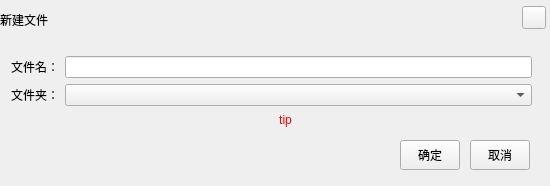
Above: ChainIDE/popwidget/NewFileDialog.ui from HcashOrg/HX-IDE before the change. Below: the same form after it.
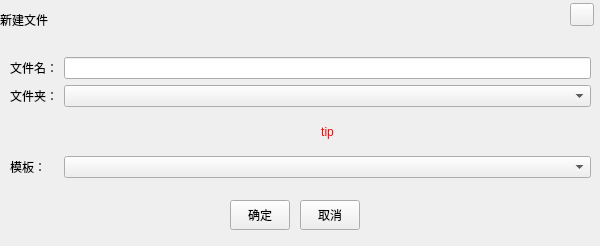
That is the form after the change.

Commit message: add template choose

What changed in the file:
```diff
--- a/ChainIDE/popwidget/NewFileDialog.ui
+++ b/ChainIDE/popwidget/NewFileDialog.ui
@@ -6,8 +6,8 @@
    <rect>
     <x>0</x>
     <y>0</y>
-    <width>550</width>
-    <height>186</height>
+    <width>600</width>
+    <height>246</height>
    </rect>
   </property>
   <property name="windowTitle">
@@ -18,7 +18,7 @@
     <rect>
      <x>0</x>
      <y>0</y>
-     <width>550</width>
+     <width>600</width>
      <height>40</height>
     </rect>
    </property>
@@ -29,8 +29,8 @@
   <widget class="QToolButton" name="closeBtn">
    <property name="geometry">
     <rect>
-     <x>522</x>
-     <y>6</y>
+     <x>570</x>
+     <y>3</y>
      <width>24</width>
      <height>23</height>
     </rect>
@@ -45,8 +45,8 @@
   <widget class="QToolButton" name="okBtn">
    <property name="geometry">
     <rect>
-     <x>400</x>
-     <y>140</y>
+     <x>230</x>
+     <y>200</y>
      <width>60</width>
      <height>30</height>
     </rect>
@@ -58,8 +58,8 @@
   <widget class="QToolButton" name="cancelBtn">
    <property name="geometry">
     <rect>
-     <x>470</x>
-     <y>140</y>
+     <x>300</x>
+     <y>200</y>
      <width>60</width>
      <height>30</height>
     </rect>
@@ -68,32 +68,13 @@
     <string>取消</string>
    </property>
   </widget>
-  <widget class="QLabel" name="label_tip">
+  <widget class="QWidget" name="">
    <property name="geometry">
     <rect>
-     <x>130</x>
-     <y>112</y>
-     <width>311</width>
-     <height>16</height>
-    </rect>
-   </property>
-   <property name="styleSheet">
-    <string notr="true">color: rgb(255, 0, 0);</string>
-   </property>
-   <property name="text">
-    <string>tip</string>
-   </property>
-   <property name="alignment">
-    <set>Qt::AlignCenter</set>
-   </property>
-  </widget>
-  <widget class="QWidget" name="layoutWidget">
-   <property name="geometry">
-    <rect>
-     <x>11</x>
-     <y>56</y>
-     <width>521</width>
-     <height>52</height>
+     <x>10</x>
+     <y>57</y>
+     <width>581</width>
+     <height>121</height>
     </rect>
    </property>
    <layout class="QGridLayout" name="gridLayout">
@@ -117,6 +98,29 @@
     <item row="1" column="1">
      <widget class="QComboBox" name="comboBox"/>
     </item>
+    <item row="2" column="1">
+     <widget class="QLabel" name="label_tip">
+      <property name="styleSheet">
+       <string notr="true">color: rgb(255, 0, 0);</string>
+      </property>
+      <property name="text">
+       <string>tip</string>
+      </property>
+      <property name="alignment">
+       <set>Qt::AlignCenter</set>
+      </property>
+     </widget>
+    </item>
+    <item row="3" column="0">
+     <widget class="QLabel" name="label_3">
+      <property name="text">
+       <string>模板：</string>
+      </property>
+     </widget>
+    </item>
+    <item row="3" column="1">
+     <widget class="QComboBox" name="comboBox_template"/>
+    </item>
    </layout>
   </widget>
  </widget>
```
The commit also changes 20 other files.
